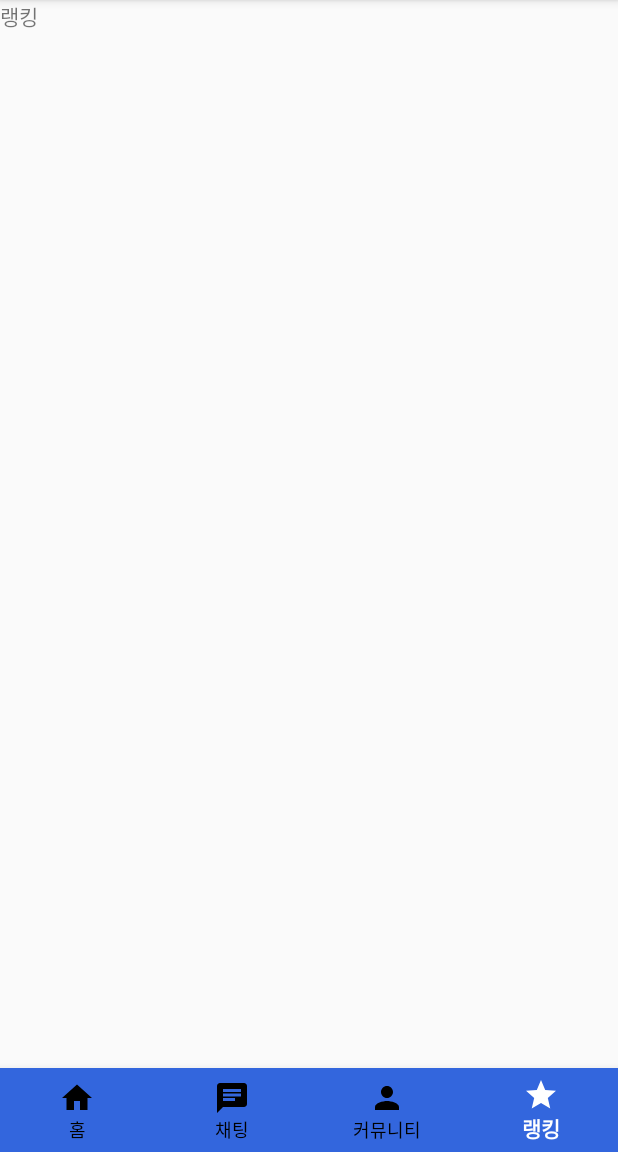
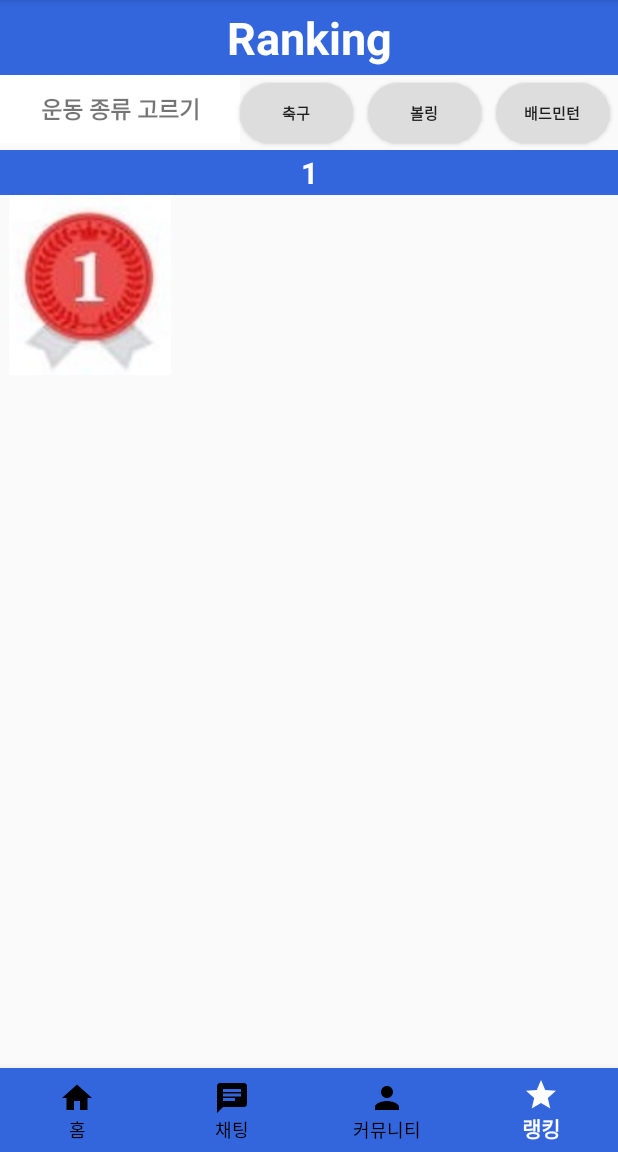
Before and after one commit to bugilzzang/CapstonDesign, an Android app: the screen it shows after launch (MainActivity), item 4 of the bottom bar chosen, on a phone screen of 412 x 824 dp, the part 84-1236 px from its top. Run offline under Robolectric (Android 15) with nearby library versions, the phone set to English and light mode, and no system bars.

Commit message:
조동훈 랭킹 페이지 구성

```diff
--- /dev/null
+++ b/app/src/main/res/drawable/c_ic_searchcommunity.xml
@@ -0,0 +1,10 @@
+<vector xmlns:android="http://schemas.android.com/apk/res/android"
+    android:width="24dp"
+    android:height="24dp"
+    android:viewportWidth="24"
+    android:viewportHeight="24"
+    android:tint="?attr/colorControlNormal">
+  <path
+      android:fillColor="@android:color/white"
+      android:pathData="M15.5,14h-0.79l-0.28,-0.27C15.41,12.59 16,11.11 16,9.5 16,5.91 13.09,3 9.5,3S3,5.91 3,9.5 5.91,16 9.5,16c1.61,0 3.09,-0.59 4.23,-1.57l0.27,0.28v0.79l5,4.99L20.49,19l-4.99,-5zM9.5,14C7.01,14 5,11.99 5,9.5S7.01,5 9.5,5 14,7.01 14,9.5 11.99,14 9.5,14z"/>
+</vector>
--- a/app/src/main/res/layout/fragment_cchatting.xml
+++ b/app/src/main/res/layout/fragment_cchatting.xml
@@ -5,9 +5,6 @@
     android:layout_height="match_parent"
     tools:context=".cchattingFragment">
 
-    <TextView
-        android:layout_width="match_parent"
-        android:layout_height="match_parent"
-        android:text="@string/chatting"/>
+
 
 </FrameLayout>
--- a/app/src/main/res/layout/fragment_ccommunity.xml
+++ b/app/src/main/res/layout/fragment_ccommunity.xml
@@ -13,13 +13,24 @@
             android:id="@+id/line1"
             android:layout_width="match_parent"
             android:layout_height="55dp"
-            android:background="@color/cornflowerblue">
+            android:background="@color/sahmyook">
 
-            <androidx.appcompat.widget.AppCompatButton
-                android:id="@+id/standard_btn"
-                android:layout_width="100dp"
+            <ImageButton
+                android:id="@+id/search_btn"
+                android:layout_width="85dp"
                 android:layout_height="45dp"
+                android:background="@drawable/c_button_background"
+                android:backgroundTint="@color/white"
+                android:layout_marginTop="5dp"
+                android:layout_marginBottom="5dp"
                 android:layout_marginLeft="10dp"
+                android:src="@drawable/c_ic_searchcommunity"/>
+            <Button
+                android:id="@+id/write_btn"
+                android:layout_width="85dp"
+                android:layout_height="45dp"
+                android:layout_alignParentRight="true"
+                android:layout_marginRight="10dp"
                 android:layout_marginTop="5dp"
                 android:layout_marginBottom="5dp"
                 android:background="@drawable/c_button_background"
@@ -27,6 +38,8 @@
                 android:text="@string/community_add"
                 android:textSize="15dp"
                 android:textStyle="bold" />
+
+
         </RelativeLayout>
 
         <RelativeLayout
--- a/app/src/main/res/layout/fragment_chome.xml
+++ b/app/src/main/res/layout/fragment_chome.xml
@@ -20,7 +20,7 @@
             android:layout_marginTop="50dp"
             android:background="@drawable/c_button_background"
             android:backgroundTint="@color/sahmyook"
-            android:src="@drawable/c_ic_stadium"
+            android:src="@drawable/c_ic_stadium_24"
             tools:ignore="DuplicateClickableBoundsCheck" />
 
         <ImageButton
@@ -32,7 +32,7 @@
             android:layout_toRightOf="@id/stadium"
             android:background="@drawable/c_button_background"
             android:backgroundTint="@color/sahmyook"
-            android:src="@drawable/c_ic_jangbi" />
+            android:src="@drawable/c_ic_jangbi_24" />
 
         <LinearLayout
             android:layout_width="344dp"
--- a/app/src/main/res/layout/fragment_cranking.xml
+++ b/app/src/main/res/layout/fragment_cranking.xml
@@ -5,9 +5,116 @@
     android:layout_height="match_parent"
     tools:context=".crankingFragment">
 
-    <TextView
+    <RelativeLayout
         android:layout_width="match_parent"
-        android:layout_height="match_parent"
-        android:text="@string/ranking" />
+        android:layout_height="match_parent">
+
+        <RelativeLayout
+            android:id="@+id/ranking_title_navi"
+            android:layout_width="match_parent"
+            android:layout_height="100dp" >
+
+           <TextView
+               android:id="@+id/ranking_title_text"
+               android:layout_width="match_parent"
+               android:layout_height="50dp"
+               android:text="@string/ranking_page"
+               android:gravity="center"
+               android:background="@color/sahmyook"
+               android:textColor="@color/white"
+               android:textSize="30dp"
+               android:textStyle="bold"/>
+
+           <TextView
+               android:id="@+id/sports_select"
+               android:layout_width="160dp"
+               android:layout_height="45dp"
+               android:text="@string/sports_select"
+               android:gravity="center"
+               android:textSize="15dp"
+               android:textStyle="bold"
+               android:background="@color/white"
+               android:layout_below="@id/ranking_title_text"/>
+
+        <Button
+            android:id="@+id/soccer_btn"
+            android:layout_width="75dp"
+            android:layout_height="40dp"
+            android:layout_marginTop="55dp"
+            android:layout_toRightOf="@id/sports_select"
+            android:background="@drawable/c_button_background"
+            android:text="@string/soccer"
+            android:textStyle="bold"
+            android:textSize="10dp" />
+
+        <Button
+            android:id="@+id/bowling_btn"
+            android:layout_width="75dp"
+            android:layout_height="40dp"
+            android:layout_marginLeft="10dp"
+            android:layout_marginRight="10dp"
+            android:layout_marginTop="55dp"
+            android:layout_toRightOf="@id/soccer_btn"
+            android:background="@drawable/c_button_background"
+            android:text="@string/bowling"
+            android:textStyle="bold"
+            android:textSize="10dp" />
+        <Button
+            android:id="@+id/badminton_btn"
+            android:layout_width="75dp"
+            android:layout_height="40dp"
+            android:layout_marginTop="55dp"
+            android:layout_toRightOf="@id/bowling_btn"
+            android:background="@drawable/c_button_background"
+            android:text="@string/badminton"
+            android:textStyle="bold"
+            android:textSize="10dp" />
+
+       </RelativeLayout>
+
+        <!-- adapter 통해서 연결할 예정 예시로 현재 이미지랑 값 넣어둠 -->
+        <ScrollView
+            android:id="@+id/ranking_list"
+            android:layout_width="match_parent"
+            android:layout_height="match_parent"
+            android:layout_below="@id/ranking_title_navi">
+
+            <RelativeLayout
+                android:id="@+id/ranking_title"
+                android:layout_width="match_parent"
+                android:layout_height="match_parent">
+
+                <TextView
+                    android:id="@+id/ranking_first"
+                    android:layout_width="match_parent"
+                    android:layout_height="30dp"
+                    android:background="@color/sahmyook"
+                    android:gravity="center"
+                    android:text="@string/first"
+                    android:textColor="@color/white"
+                    android:textSize="20dp"
+                    android:textStyle="bold" />
+
+                <ImageView
+                    android:id="@+id/ranking_icon"
+                    android:layout_width="120dp"
+                    android:layout_height="120dp"
+                    android:layout_below="@id/ranking_first"
+                    android:src="@drawable/c_first" />
+
+                <ListView
+                    android:id="@+id/ranking_listview"
+                    android:layout_width="match_parent"
+                    android:layout_height="120dp"
+                    android:layout_below="@id/ranking_first"
+                    android:layout_marginLeft="120dp" />
+
+
+            </RelativeLayout>
+
+
+        </ScrollView>
+
+    </RelativeLayout>
 
 </FrameLayout>
--- a/app/src/main/res/values/colors.xml
+++ b/app/src/main/res/values/colors.xml
@@ -11,4 +11,5 @@
     <color name="beige">#F5F5DC</color>
     <color name="ivory">#FFFFF0</color>
     <color name="cornflowerblue">#1E90FF</color>
+    <color name="gray">#808080</color>
 </resources>
--- a/app/src/main/res/values/strings.xml
+++ b/app/src/main/res/values/strings.xml
@@ -1,12 +1,16 @@
 <resources>
     <string name="app_name">SportsMatching</string>
-    <string name="home">홈이다</string>
-    <string name="chatting">채팅</string>
-    <string name="community">커뮤니티</string>
-    <string name="ranking">랭킹</string>
+    <!-- 조동훈 -->
     <string name="my_matching">내 매칭 현황</string>
     <string name="list">매칭 현황</string>
     <string name="community_add">글쓰기</string>
-    <!-- TODO: Remove or change this placeholder text -->
-    <string name="hello_blank_fragment">Hello blank fragment</string>
+    <string name="sports_select">운동 종류 고르기</string>
+    <string name="soccer">축구</string>
+    <string name="bowling">볼링</string>
+    <string name="badminton">배드민턴</string>
+    <string name="first">1</string>
+    <string name="second">2</string>
+    <string name="third">3</string>
+    <string name="ranking_page">Ranking</string>
+    <!-- 조동훈 -->
 </resources>
```
Also changed, not shown: app/src/main/res/drawable-v24/c_first.jpeg (added).
